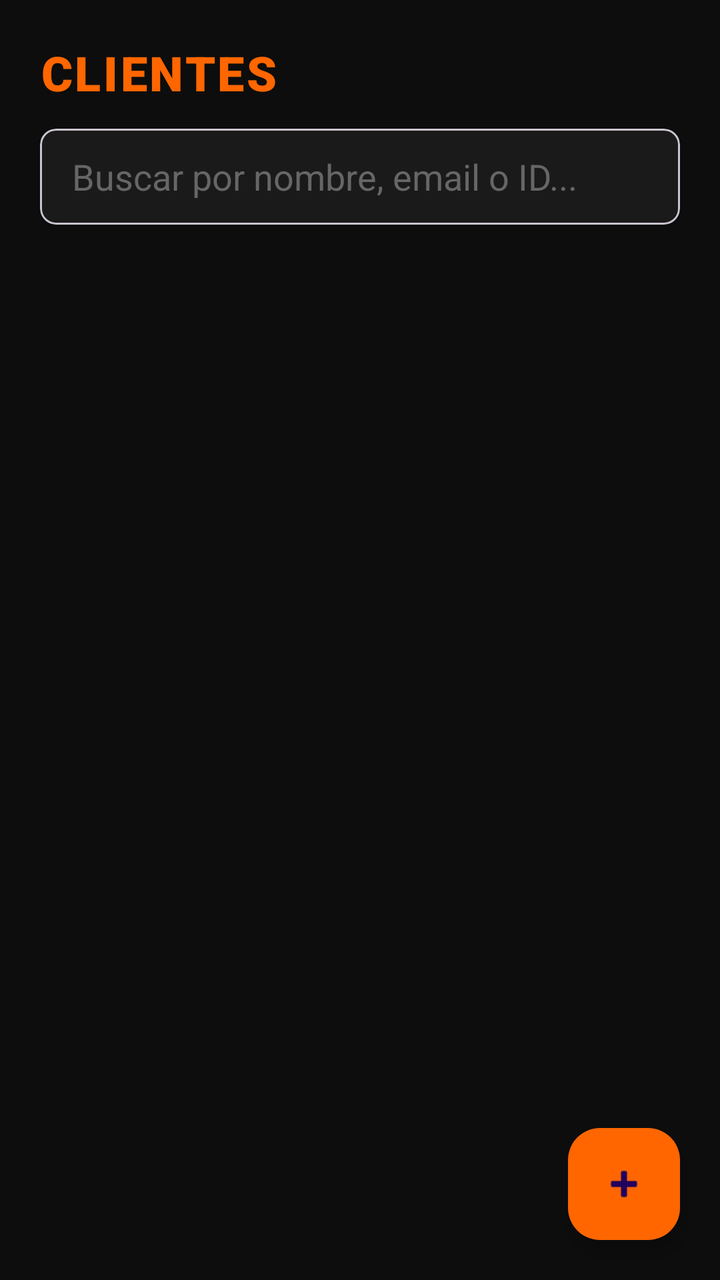
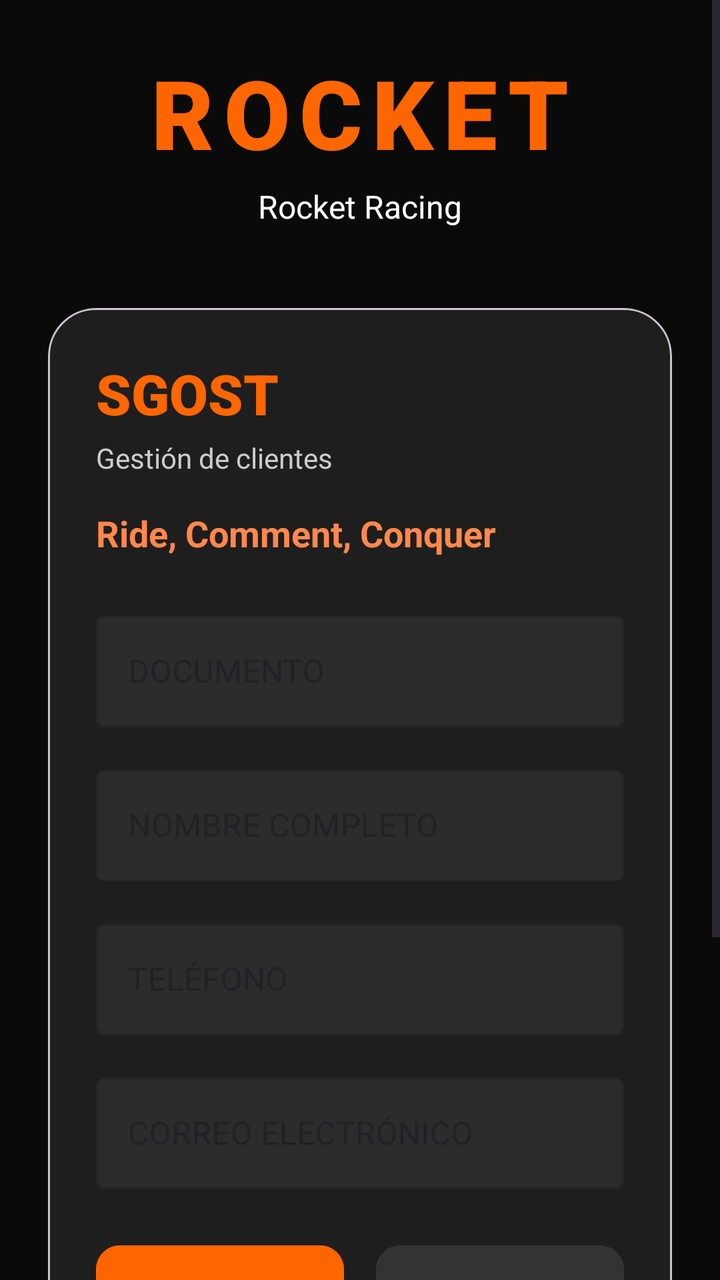

An Android layout rendered at two revisions. The XML below is the earlier revision; the diff shows what the commit changed to produce the second picture.
<!-- AndroidManifest.xml: application theme Theme.sgost -->
<!-- res/layout/activity_clientes.xml -->
<?xml version="1.0" encoding="utf-8"?>
<androidx.constraintlayout.widget.ConstraintLayout
        xmlns:android="http://schemas.android.com/apk/res/android"
        xmlns:app="http://schemas.android.com/apk/res-auto"
        xmlns:tools="http://schemas.android.com/tools"
        android:id="@+id/main"
        android:layout_width="match_parent"
        android:layout_height="match_parent"
        android:background="#0D0D0D"
        tools:context=".ClientesActivity">

    
    <TextView
            android:id="@+id/tvTitle"
            android:layout_width="0dp"
            android:layout_height="wrap_content"
            android:layout_marginStart="20dp"
            android:layout_marginTop="20dp"
            android:layout_marginEnd="20dp"
            android:text="CLIENTES"
            android:textColor="#FF6600"
            android:textSize="24sp"
            android:textStyle="bold"
            android:fontFamily="sans-serif-black"
            android:letterSpacing="0.05"
            app:layout_constraintEnd_toEndOf="parent"
            app:layout_constraintStart_toStartOf="parent"
            app:layout_constraintTop_toTopOf="parent" />

    
    <com.google.android.material.card.MaterialCardView
            android:id="@+id/cvSearch"
            android:layout_width="0dp"
            android:layout_height="48dp"
            android:layout_marginStart="20dp"
            android:layout_marginTop="12dp"
            android:layout_marginEnd="20dp"
            app:cardBackgroundColor="#1A1A1A"
            app:cardCornerRadius="8dp"
            app:cardElevation="2dp"
            app:layout_constraintEnd_toEndOf="parent"
            app:layout_constraintStart_toStartOf="parent"
            app:layout_constraintTop_toBottomOf="@id/tvTitle">

        <EditText
                android:id="@+id/etSearchClient"
                android:layout_width="match_parent"
                android:layout_height="match_parent"
                android:background="@android:color/transparent"
                android:hint="Buscar por nombre, email o ID..."
                android:paddingStart="16dp"
                android:paddingEnd="16dp"
                android:textColor="#FFFFFF"
                android:textColorHint="#666666"
                android:inputType="text"
                android:imeOptions="actionSearch" />
    </com.google.android.material.card.MaterialCardView>

    
    <androidx.recyclerview.widget.RecyclerView
            android:id="@+id/rvClientes"
            android:layout_width="0dp"
            android:layout_height="0dp"
            android:layout_marginStart="12dp"
            android:layout_marginTop="16dp"
            android:layout_marginEnd="12dp"
            android:clipToPadding="false"
            android:paddingBottom="80dp"
            app:layout_constraintBottom_toBottomOf="parent"
            app:layout_constraintEnd_toEndOf="parent"
            app:layout_constraintStart_toStartOf="parent"
            app:layout_constraintTop_toBottomOf="@id/cvSearch"
            tools:listitem="@layout/item_cliente" />

    
    <TextView
            android:id="@+id/tvEmptyState"
            android:layout_width="wrap_content"
            android:layout_height="wrap_content"
            android:text="No hay clientes registrados"
            android:textColor="#888888"
            android:textSize="14sp"
            android:visibility="gone"
            app:layout_constraintBottom_toBottomOf="parent"
            app:layout_constraintEnd_toEndOf="parent"
            app:layout_constraintStart_toStartOf="parent"
            app:layout_constraintTop_toTopOf="parent" />

    
    <com.google.android.material.floatingactionbutton.FloatingActionButton
            android:id="@+id/fabAddClient"
            android:layout_width="wrap_content"
            android:layout_height="wrap_content"
            android:layout_margin="20dp"
            android:src="@android:drawable/ic_input_add"
            android:contentDescription="Agregar cliente"
            android:backgroundTint="#FF6600"
            android:tint="#FFFFFF"
            app:layout_constraintBottom_toBottomOf="parent"
            app:layout_constraintEnd_toEndOf="parent" />

</androidx.constraintlayout.widget.ConstraintLayout>
<!-- resources referenced by this layout -->
<resources>
  <style name="Theme.sgost" parent="Base.Theme.sgost" />
  <style name="Base.Theme.sgost" parent="Theme.Material3.DayNight.NoActionBar">
          
          
      </style>
</resources>

<!-- the commit's change to res/layout/activity_clientes.xml (unified diff, before → after) -->
@@ -1,102 +1,241 @@
 <?xml version="1.0" encoding="utf-8"?>
-<androidx.constraintlayout.widget.ConstraintLayout
-        xmlns:android="http://schemas.android.com/apk/res/android"
-        xmlns:app="http://schemas.android.com/apk/res-auto"
-        xmlns:tools="http://schemas.android.com/tools"
-        android:id="@+id/main"
-        android:layout_width="match_parent"
-        android:layout_height="match_parent"
-        android:background="#0D0D0D"
-        tools:context=".ClientesActivity">
-
-    
-    <TextView
-            android:id="@+id/tvTitle"
-            android:layout_width="0dp"
+<ScrollView xmlns:android="http://schemas.android.com/apk/res/android"
+            xmlns:app="http://schemas.android.com/apk/res-auto"
+            android:layout_width="match_parent"
+            android:layout_height="match_parent"
+            android:fillViewport="true"
+            android:background="#0A0A0A">
+
+    <androidx.constraintlayout.widget.ConstraintLayout
+            android:layout_width="match_parent"
             android:layout_height="wrap_content"
-            android:layout_marginStart="20dp"
-            android:layout_marginTop="20dp"
-            android:layout_marginEnd="20dp"
-            android:text="CLIENTES"
-            android:textColor="#FF6600"
-            android:textSize="24sp"
-            android:textStyle="bold"
-            android:fontFamily="sans-serif-black"
-            android:letterSpacing="0.05"
-            app:layout_constraintEnd_toEndOf="parent"
-            app:layout_constraintStart_toStartOf="parent"
-            app:layout_constraintTop_toTopOf="parent" />
-
-    
-    <com.google.android.material.card.MaterialCardView
-            android:id="@+id/cvSearch"
-            android:layout_width="0dp"
-            android:layout_height="48dp"
-            android:layout_marginStart="20dp"
-            android:layout_marginTop="12dp"
-            android:layout_marginEnd="20dp"
-            app:cardBackgroundColor="#1A1A1A"
-            app:cardCornerRadius="8dp"
-            app:cardElevation="2dp"
-            app:layout_constraintEnd_toEndOf="parent"
-            app:layout_constraintStart_toStartOf="parent"
-            app:layout_constraintTop_toBottomOf="@id/tvTitle">
-
-        <EditText
-                android:id="@+id/etSearchClient"
-                android:layout_width="match_parent"
-                android:layout_height="match_parent"
-                android:background="@android:color/transparent"
-                android:hint="Buscar por nombre, email o ID..."
-                android:paddingStart="16dp"
-                android:paddingEnd="16dp"
+            android:padding="24dp">
+
+        
+        <TextView
+                android:id="@+id/tvRocket"
+                android:layout_width="wrap_content"
+                android:layout_height="wrap_content"
+                android:text="ROCKET"
+                android:textColor="#FF6600"
+                android:textSize="48sp"
+                android:textStyle="bold"
+                android:fontFamily="sans-serif-black"
+                android:letterSpacing="0.1"
+                app:layout_constraintEnd_toEndOf="parent"
+                app:layout_constraintStart_toStartOf="parent"
+                app:layout_constraintTop_toTopOf="parent" />
+
+        <TextView
+                android:id="@+id/tvRocketRacing"
+                android:layout_width="wrap_content"
+                android:layout_height="wrap_content"
+                android:layout_marginTop="4dp"
+                android:text="Rocket Racing"
                 android:textColor="#FFFFFF"
-                android:textColorHint="#666666"
-                android:inputType="text"
-                android:imeOptions="actionSearch" />
-    </com.google.android.material.card.MaterialCardView>
-
-    
-    <androidx.recyclerview.widget.RecyclerView
-            android:id="@+id/rvClientes"
-            android:layout_width="0dp"
-            android:layout_height="0dp"
-            android:layout_marginStart="12dp"
-            android:layout_marginTop="16dp"
-            android:layout_marginEnd="12dp"
-            android:clipToPadding="false"
-            android:paddingBottom="80dp"
-            app:layout_constraintBottom_toBottomOf="parent"
-            app:layout_constraintEnd_toEndOf="parent"
-            app:layout_constraintStart_toStartOf="parent"
-            app:layout_constraintTop_toBottomOf="@id/cvSearch"
-            tools:listitem="@layout/item_cliente" />
-
-    
-    <TextView
-            android:id="@+id/tvEmptyState"
-            android:layout_width="wrap_content"
-            android:layout_height="wrap_content"
-            android:text="No hay clientes registrados"
-            android:textColor="#888888"
-            android:textSize="14sp"
-            android:visibility="gone"
-            app:layout_constraintBottom_toBottomOf="parent"
-            app:layout_constraintEnd_toEndOf="parent"
-            app:layout_constraintStart_toStartOf="parent"
-            app:layout_constraintTop_toTopOf="parent" />
-
-    
-    <com.google.android.material.floatingactionbutton.FloatingActionButton
-            android:id="@+id/fabAddClient"
-            android:layout_width="wrap_content"
-            android:layout_height="wrap_content"
-            android:layout_margin="20dp"
-            android:src="@android:drawable/ic_input_add"
-            android:contentDescription="Agregar cliente"
-            android:backgroundTint="#FF6600"
-            android:tint="#FFFFFF"
-            app:layout_constraintBottom_toBottomOf="parent"
-            app:layout_constraintEnd_toEndOf="parent" />
-
-</androidx.constraintlayout.widget.ConstraintLayout>
+                android:textSize="16sp"
+                app:layout_constraintEnd_toEndOf="@id/tvRocket"
+                app:layout_constraintStart_toStartOf="@id/tvRocket"
+                app:layout_constraintTop_toBottomOf="@id/tvRocket" />
+
+        
+        <com.google.android.material.card.MaterialCardView
+                android:id="@+id/cardClientes"
+                android:layout_width="0dp"
+                android:layout_height="wrap_content"
+                android:layout_marginTop="40dp"
+                app:cardBackgroundColor="#1E1E1E"
+                app:cardCornerRadius="24dp"
+                app:cardElevation="8dp"
+                app:layout_constraintEnd_toEndOf="parent"
+                app:layout_constraintStart_toStartOf="parent"
+                app:layout_constraintTop_toBottomOf="@id/tvRocketRacing">
+
+            <LinearLayout
+                    android:layout_width="match_parent"
+                    android:layout_height="wrap_content"
+                    android:orientation="vertical"
+                    android:padding="24dp">
+
+                <TextView
+                        android:layout_width="wrap_content"
+                        android:layout_height="wrap_content"
+                        android:text="SGOST"
+                        android:textColor="#FF6600"
+                        android:textSize="28sp"
+                        android:textStyle="bold"
+                        android:fontFamily="sans-serif-black" />
+
+                <TextView
+                        android:layout_width="wrap_content"
+                        android:layout_height="wrap_content"
+                        android:layout_marginTop="4dp"
+                        android:text="Gestión de clientes"
+                        android:textColor="#CCCCCC"
+                        android:textSize="14sp" />
+
+                <TextView
+                        android:layout_width="wrap_content"
+                        android:layout_height="wrap_content"
+                        android:layout_marginTop="16dp"
+                        android:text="Ride, Comment, Conquer"
+                        android:textColor="#FF884D"
+                        android:textSize="18sp"
+                        android:textStyle="bold" />
+
+                
+                <com.google.android.material.textfield.TextInputLayout
+                        android:layout_width="match_parent"
+                        android:layout_height="wrap_content"
+                        android:layout_marginTop="24dp"
+                        style="@style/Widget.MaterialComponents.TextInputLayout.OutlinedBox"
+                        app:boxBackgroundColor="#2C2C2C"
+                        app:hintTextColor="#FF6600">
+
+                    <com.google.android.material.textfield.TextInputEditText
+                            android:id="@+id/txtTipoDocumento"
+                            android:layout_width="match_parent"
+                            android:layout_height="wrap_content"
+                            android:hint="DOCUMENTO"
+                            android:textColor="#FFFFFF"
+                            android:inputType="text" />
+                </com.google.android.material.textfield.TextInputLayout>
+
+                
+                <com.google.android.material.textfield.TextInputLayout
+                        android:layout_width="match_parent"
+                        android:layout_height="wrap_content"
+                        android:layout_marginTop="16dp"
+                        style="@style/Widget.MaterialComponents.TextInputLayout.OutlinedBox"
+                        app:boxBackgroundColor="#2C2C2C"
+                        app:hintTextColor="#FF6600">
+
+                    <com.google.android.material.textfield.TextInputEditText
+                            android:id="@+id/txtNombre"
+                            android:layout_width="match_parent"
+                            android:layout_height="wrap_content"
+                            android:hint="NOMBRE COMPLETO"
+                            android:textColor="#FFFFFF"
+                            android:inputType="textPersonName" />
+                </com.google.android.material.textfield.TextInputLayout>
+
+                
+                <com.google.android.material.textfield.TextInputLayout
+                        android:layout_width="match_parent"
+                        android:layout_height="wrap_content"
+                        android:layout_marginTop="16dp"
+                        style="@style/Widget.MaterialComponents.TextInputLayout.OutlinedBox"
+                        app:boxBackgroundColor="#2C2C2C"
+                        app:hintTextColor="#FF6600">
+
+                    <com.google.android.material.textfield.TextInputEditText
+                            android:id="@+id/txtTelefono"
+                            android:layout_width="match_parent"
+                            android:layout_height="wrap_content"
+                            android:hint="TELÉFONO"
+                            android:textColor="#FFFFFF"
+                            android:inputType="phone" />
+                </com.google.android.material.textfield.TextInputLayout>
+
+                
+                <com.google.android.material.textfield.TextInputLayout
+                        android:layout_width="match_parent"
+                        android:layout_height="wrap_content"
+                        android:layout_marginTop="16dp"
+                        style="@style/Widget.MaterialComponents.TextInputLayout.OutlinedBox"
+                        app:boxBackgroundColor="#2C2C2C"
+                        app:hintTextColor="#FF6600">
+
+                    <com.google.android.material.textfield.TextInputEditText
+                            android:id="@+id/txtCorreo"
+                            android:layout_width="match_parent"
+                            android:layout_height="wrap_content"
+                            android:hint="CORREO ELECTRÓNICO"
+                            android:textColor="#FFFFFF"
+                            android:inputType="textEmailAddress" />
+                </com.google.android.material.textfield.TextInputLayout>
+
+                
+                <LinearLayout
+                        android:layout_width="match_parent"
+                        android:layout_height="wrap_content"
+                        android:layout_marginTop="24dp"
+                        android:orientation="horizontal">
+
+                    <com.google.android.material.button.MaterialButton
+                            android:id="@+id/btnGuardar"
+                            android:layout_width="0dp"
+                            android:layout_height="56dp"
+                            android:layout_weight="1"
+                            android:layout_marginEnd="8dp"
+                            android:text="GUARDAR"
+                            android:textColor="#FFFFFF"
+                            android:backgroundTint="#FF6600"
+                            app:cornerRadius="12dp" />
+
+                    <com.google.android.material.button.MaterialButton
+                            android:id="@+id/btnBuscar"
+                            android:layout_width="0dp"
+                            android:layout_height="56dp"
+                            android:layout_weight="1"
+                            android:layout_marginStart="8dp"
+                            android:text="BUSCAR"
+                            android:textColor="#FFFFFF"
+                            android:backgroundTint="#333333"
+                            app:cornerRadius="12dp" />
+                </LinearLayout>
+
+                
+                <LinearLayout
+                        android:layout_width="match_parent"
+                        android:layout_height="wrap_content"
+                        android:layout_marginTop="12dp"
+                        android:orientation="horizontal">
+
+                    <com.google.android.material.button.MaterialButton
+                            android:id="@+id/btnEditar"
+                            android:layout_width="0dp"
+                            android:layout_height="56dp"
+                            android:layout_weight="1"
+                            android:layout_marginEnd="8dp"
+                            android:text="EDITAR"
+                            android:textColor="#FFFFFF"
+                            android:backgroundTint="#555555"
+                            app:cornerRadius="12dp" />
+
+                    <com.google.android.material.button.MaterialButton
+                            android:id="@+id/btnEliminar"
+                            android:layout_width="0dp"
+                            android:layout_height="56dp"
+                            android:layout_weight="1"
+                            android:layout_marginStart="8dp"
+                            android:text="ELIMINAR"
+                            android:textColor="#FFFFFF"
+                            android:backgroundTint="#AA3333"
+                            app:cornerRadius="12dp" />
+                </LinearLayout>
+
+                
+                <TextView
+                        android:layout_width="wrap_content"
+                        android:layout_height="wrap_content"
+                        android:layout_gravity="center"
+                        android:layout_marginTop="40dp"
+                        android:text="Since 1994 • Multigolfers, Austria"
+                        android:textColor="#777777"
+                        android:textSize="12sp" />
+
+                <TextView
+                        android:layout_width="wrap_content"
+                        android:layout_height="wrap_content"
+                        android:layout_gravity="center"
+                        android:layout_marginTop="8dp"
+                        android:text="READY TO RACE"
+                        android:textColor="#FF6600"
+                        android:textSize="14sp"
+                        android:textStyle="bold"
+                        android:letterSpacing="0.1" />
+            </LinearLayout>
+        </com.google.android.material.card.MaterialCardView>
+    </androidx.constraintlayout.widget.ConstraintLayout>
+</ScrollView>
